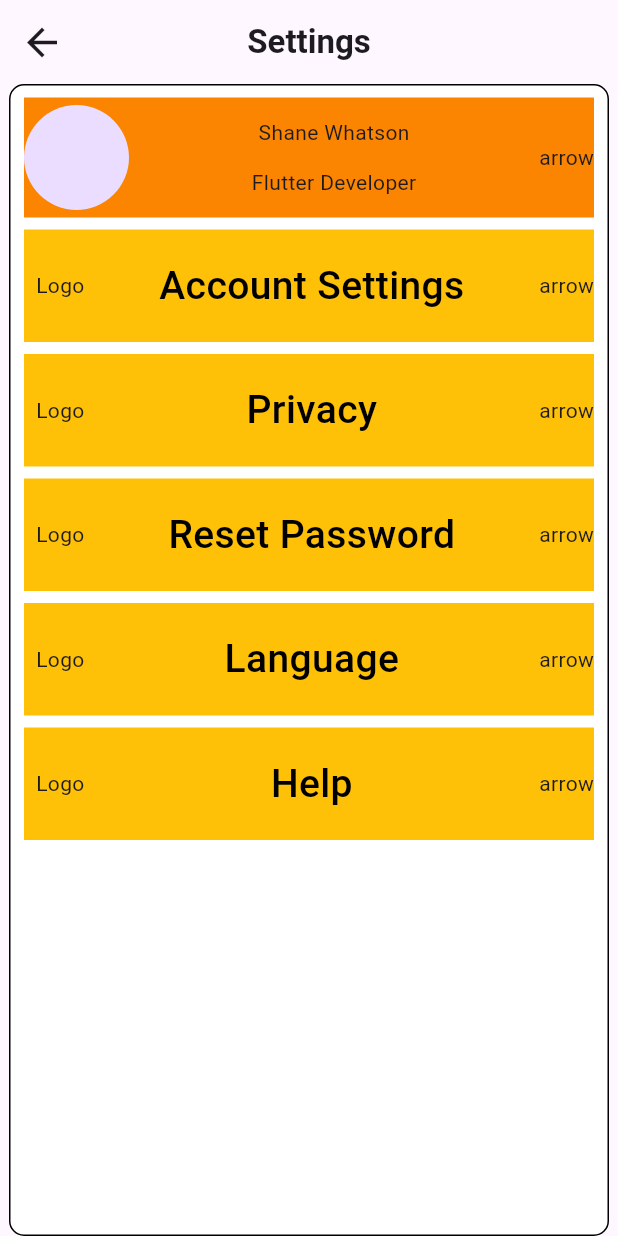
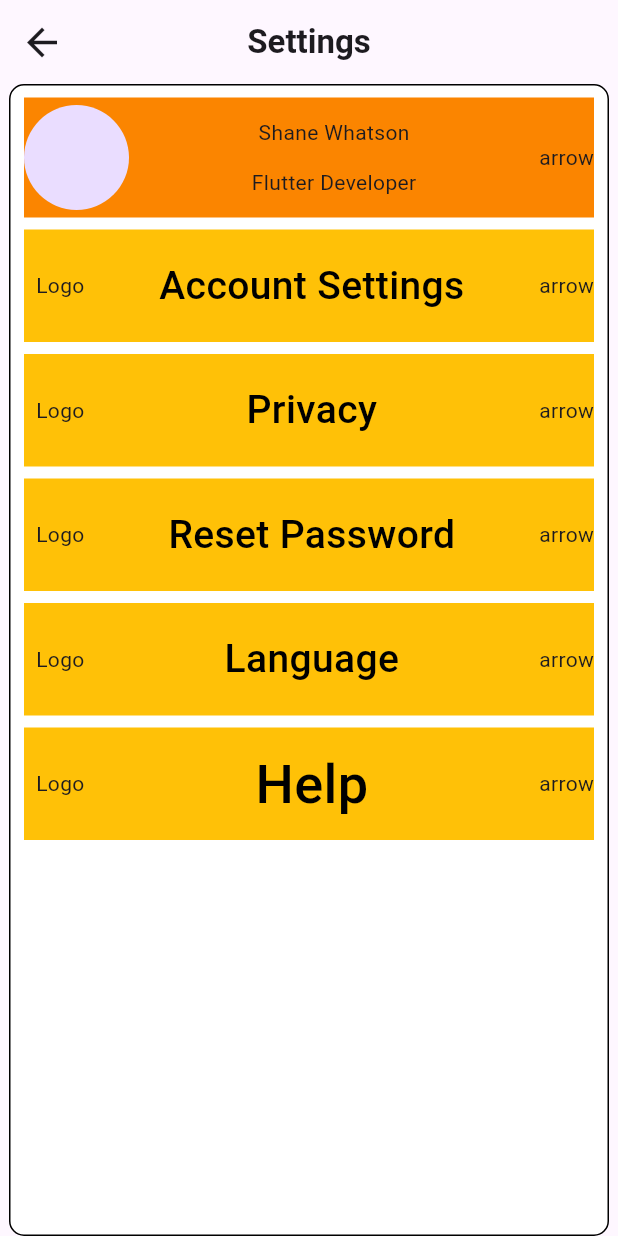
Before and after one commit to Nived-Manoj/Tasky-App, a Flutter app: the Settings screen opened directly, on a phone screen of 412 x 824 dp. Run offline on Flutter 3.47's test engine with Material 3 defaults, Android fonts, the phone set to English and light mode, and no system bars; our stand-ins replace lottie, percent_indicator.

Commit message:
initial commit

```diff
--- a/lib/view/settings.dart
+++ b/lib/view/settings.dart
@@ -160,7 +160,7 @@ class Settings extends StatelessWidget {
                           "Help",
                           style: TextStyle(
                               color: ColorConstant.Black,
-                              fontSize: 26,
+                              fontSize: 36,
                               fontWeight: FontWeight.w500),
                         ),
                         Text("arrow"),
```
